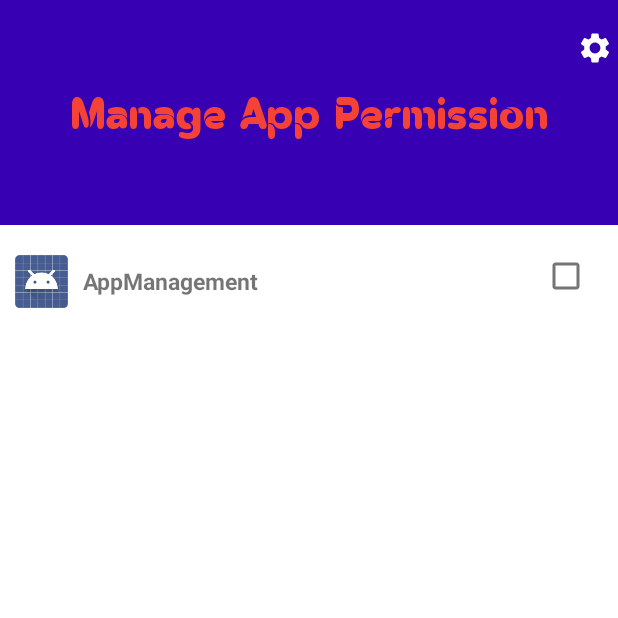
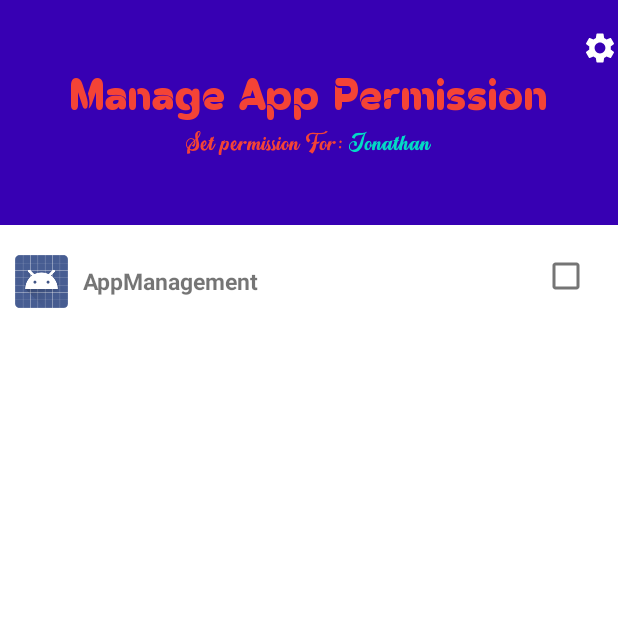
Before and after one commit to leonTech254/App_Access_Control, an Android app: the AppListManage screen opened directly, with no data from a screen before it, on a phone screen of 412 x 824 dp, the top half of it. Run offline under Robolectric (Android 15) with nearby library versions, the light colour scheme and no system bars.

Commit message:
--managed-checkBox Holder

```diff
--- a/app/src/main/java/com/example/appmanagement/AppListManageAdaptor.java
+++ b/app/src/main/java/com/example/appmanagement/AppListManageAdaptor.java
@@ -8,8 +8,10 @@ import android.graphics.drawable.Drawable;
 import android.view.LayoutInflater;
 import android.view.View;
 import android.view.ViewGroup;
+import android.widget.CheckBox;
 import android.widget.ImageView;
 import android.widget.TextView;
+import android.widget.Toast;
 
 import androidx.annotation.NonNull;
 import androidx.recyclerview.widget.RecyclerView;
@@ -40,6 +42,13 @@ public class AppListManageAdaptor extends RecyclerView.Adapter<AppListManageAdap
         AppItems AppItems = appItems.get(position);
         holder.AppName.setText(AppItems.getAppName());
         holder.AppIcon.setImageDrawable(AppItems.getAppIcon());
+        holder.Appmarker.setOnClickListener(new View.OnClickListener() {
+            @Override
+            public void onClick(View v) {
+                Toast.makeText(context, AppItems.getAppName(), Toast.LENGTH_SHORT).show();
+            }
+        });
+
         holder.itemView.setOnClickListener(new View.OnClickListener() {
             @Override
             public void onClick(View v) {
@@ -65,12 +74,14 @@ public class AppListManageAdaptor extends RecyclerView.Adapter<AppListManageAdap
     {
         public TextView AppName;
         public ImageView AppIcon;
+        public CheckBox Appmarker;
 
 
         public AppHolder(@NonNull View itemView) {
             super(itemView);
             AppName=(TextView) itemView.findViewById(R.id.appName);
             AppIcon= (ImageView) itemView.findViewById(R.id.appIcon);
+            Appmarker=(CheckBox) itemView.findViewById(R.id.AppCheckBox);
 
         }
     }
--- a/app/src/main/res/layout/activity_app_list_manage.xml
+++ b/app/src/main/res/layout/activity_app_list_manage.xml
@@ -26,19 +26,64 @@
         app:layout_constraintTop_toTopOf="parent"
         app:tint="@color/white" />
 
-    <TextView
-        android:id="@+id/textView"
-        android:layout_width="wrap_content"
+    <LinearLayout
+        android:layout_width="match_parent"
         android:layout_height="wrap_content"
-        android:fontFamily="@font/omegle"
-        android:text="Manage App Permission"
-        android:textColor="@color/red"
-        android:textSize="30dp"
-
         app:layout_constraintBottom_toBottomOf="@+id/view"
         app:layout_constraintEnd_toEndOf="parent"
         app:layout_constraintStart_toStartOf="parent"
-        app:layout_constraintTop_toTopOf="parent" />
+        app:layout_constraintTop_toTopOf="parent"
+        android:gravity="center"
+        android:orientation="vertical"
+
+        >
+        <TextView
+            android:id="@+id/textView"
+            android:layout_width="wrap_content"
+            android:layout_height="wrap_content"
+            android:fontFamily="@font/omegle"
+            android:text="Manage App Permission"
+            android:textColor="@color/red"
+            android:textSize="30dp"
+
+            />
+        <LinearLayout
+            android:layout_width="wrap_content"
+            android:layout_height="wrap_content"
+            android:layout_marginTop="5dp"
+            >
+            <TextView
+                android:id="@+id/user_permission_label"
+                android:layout_width="wrap_content"
+                android:layout_height="wrap_content"
+                android:fontFamily="@font/handpackscript"
+                android:text="Set permission For: "
+                android:textColor="@color/red"
+                android:textSize="20dp"
+
+                />
+            <TextView
+                android:id="@+id/user_permission_value"
+                android:layout_width="wrap_content"
+                android:layout_height="wrap_content"
+                android:fontFamily="@font/handpackscript"
+                android:text="Jonathan"
+                android:textColor="@color/teal_200"
+                android:textSize="20dp"
+
+                />
+
+
+        </LinearLayout>
+
+
+
+
+
+
+    </LinearLayout>
+
+
 
     <LinearLayout
         android:layout_width="match_parent"
--- a/app/src/main/res/layout/app_permisssion_design.xml
+++ b/app/src/main/res/layout/app_permisssion_design.xml
@@ -35,6 +35,7 @@
         android:layout_weight="1"
         >
         <CheckBox
+            android:id="@+id/AppCheckBox"
             android:layout_width="wrap_content"
             android:layout_height="wrap_content"
             android:layout_weight=".5" />
```
